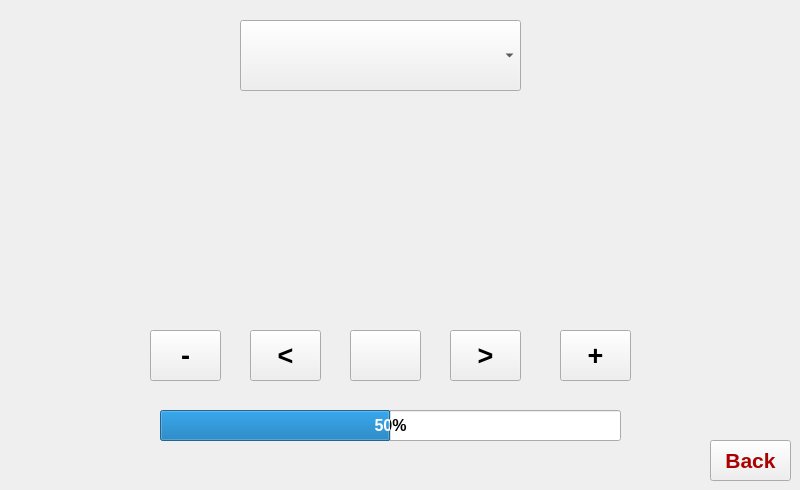
YehiaEhab16/FOTA_Graduation-Project-2022, file RPI/GUI/UI/Music.ui: the form before one commit.
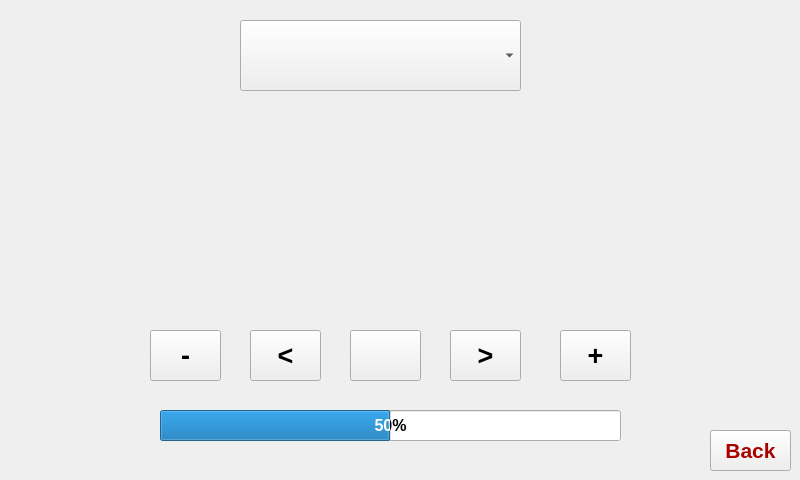
The form after the commit. Icons and pictures are not drawn.

```diff
--- a/RPI/GUI/UI/Music.ui
+++ b/RPI/GUI/UI/Music.ui
@@ -7,7 +7,7 @@
     <x>0</x>
     <y>0</y>
     <width>800</width>
-    <height>490</height>
+    <height>480</height>
    </rect>
   </property>
   <property name="windowTitle">
@@ -1481,7 +1481,7 @@
    <property name="geometry">
     <rect>
      <x>710</x>
-     <y>440</y>
+     <y>430</y>
      <width>81</width>
      <height>41</height>
     </rect>
```
